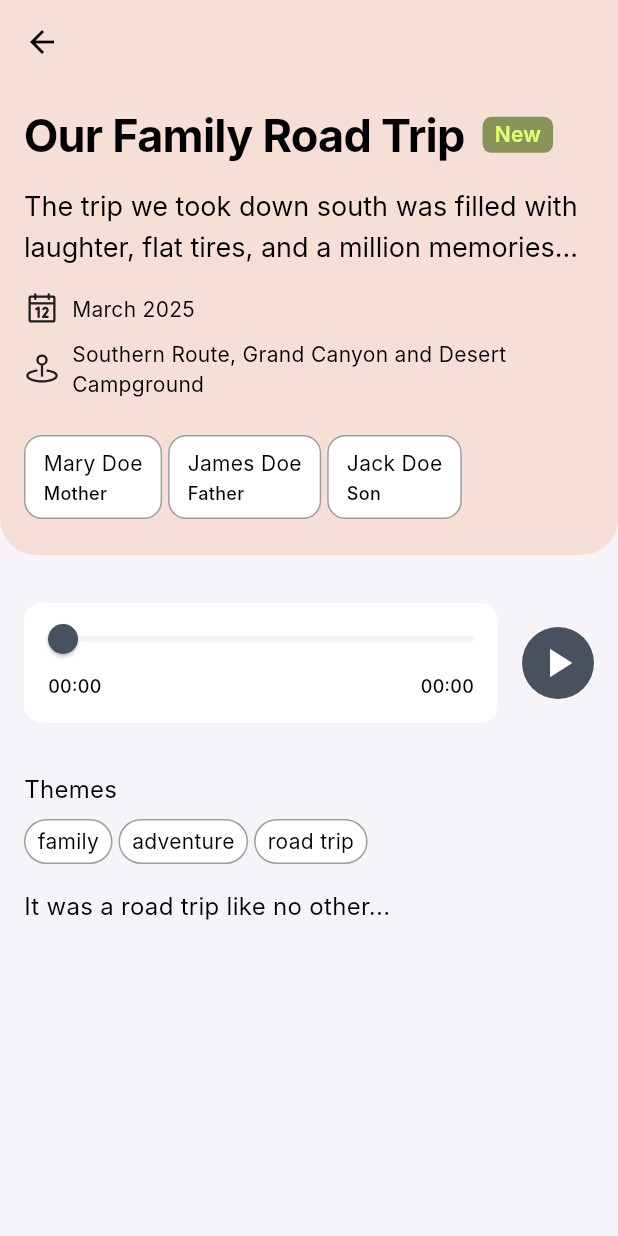
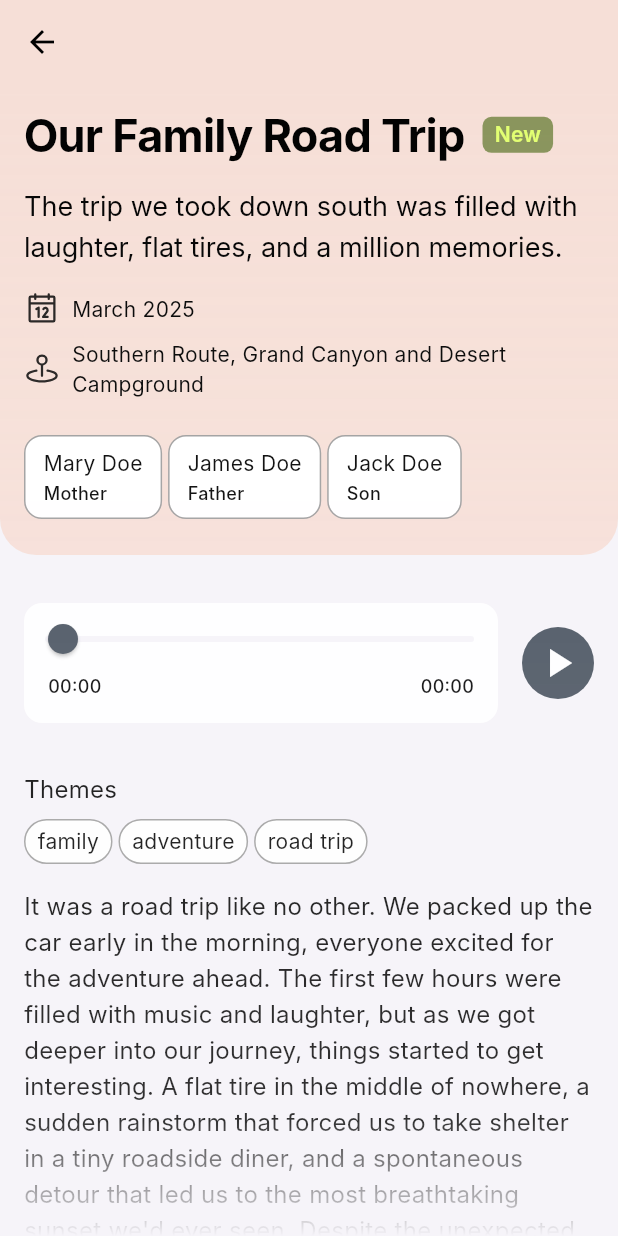
Before and after one commit to LukPle/story_cube_app, a Flutter app: the screen it shows after launch, after a tap on "Our Family Road Trip", on a phone screen of 412 x 824 dp. Run offline on Flutter 3.47's test engine with Material 3 defaults, Android fonts, the light colour scheme and no system bars; our stand-ins replace just_audio, phosphor_flutter; Roboto replaces fonts that are missing (Inter).

Commit message:
Added list fading shader

```diff
--- a/lib/models/example_data.dart
+++ b/lib/models/example_data.dart
@@ -4,11 +4,11 @@ import 'package:story_cube_app/models/memory_model.dart';
 final List<MemoryModel> memoryData = [
   MemoryModel(
     dateTime: DateTime.now(),
-    createdAt: DateTime.now().subtract(const Duration(hours: 2)), // Recent entry
+    createdAt: DateTime.now().subtract(const Duration(hours: 2)),
     title: "The Day I Met Your Grandfather",
     subtitle: "A love story",
     summary: "Your grandmother tells this story about the day she met your grandfather at a local fair. She says he was the most handsome man in the crowd!",
-    text: "It was a warm summer afternoon when your grandmother first saw your grandfather...",
+    text: "It was a warm summer afternoon when your grandmother first saw your grandfather. She was at the local fair with her friends, enjoying the rides and the smell of fresh popcorn in the air. As she turned the corner near the carousel, she noticed a young man laughing with his friends. Their eyes met, and for a brief moment, time seemed to stand still. She would later tell you that she just knew in that moment—he was the one. They spent the entire evening talking, sharing stories, and enjoying the fair together. And that was the beginning of a love story that would last a lifetime.",
     locations: ['Local Fair', 'Town Square'],
     tags: ['love', 'first meeting', 'family'],
     persons: [
@@ -21,8 +21,8 @@ final List<MemoryModel> memoryData = [
     createdAt: DateTime.now().subtract(const Duration(days: 2)),
     title: "Our Family Road Trip",
     subtitle: "An unforgettable adventure",
-    summary: "The trip we took down south was filled with laughter, flat tires, and a million memories...",
-    text: "It was a road trip like no other...",
+    summary: "The trip we took down south was filled with laughter, flat tires, and a million memories.",
+    text: "It was a road trip like no other. We packed up the car early in the morning, everyone excited for the adventure ahead. The first few hours were filled with music and laughter, but as we got deeper into our journey, things started to get interesting. A flat tire in the middle of nowhere, a sudden rainstorm that forced us to take shelter in a tiny roadside diner, and a spontaneous detour that led us to the most breathtaking sunset we'd ever seen. Despite the unexpected turns, it was these moments that made the trip unforgettable.",
     locations: ['Southern Route', 'Grand Canyon', 'Desert Campground'],
     tags: ['family', 'adventure', 'road trip'],
     persons: [
@@ -36,8 +36,8 @@ final List<MemoryModel> memoryData = [
     createdAt: DateTime.now().subtract(const Duration(days: 20)),
     title: "The Christmas We Will Never Forget",
     subtitle: "A Christmas miracle",
-    summary: "That year, we had snow in the middle of a warm winter! Your Uncle Charlie had to shovel the walkway...",
-    text: "It was a Christmas miracle...",
+    summary: "That year, we had snow in the middle of a warm winter! Your Uncle Charlie had to shovel the walkway.",
+    text: "It was a Christmas miracle. The weather forecast had predicted another dry, mild winter, but when we woke up that morning, the entire neighborhood was covered in a thick layer of snow. Uncle Charlie, bundled up in three layers, grabbed the shovel and started clearing a path while we all watched from the window, sipping hot cocoa. That evening, we built a snowman, had a snowball fight, and shared one of the most magical Christmas nights ever. It was a holiday we would talk about for years to come.",
     locations: ['Home', 'Living Room'],
     tags: ['Christmas', 'family', 'snow'],
     persons: [
@@ -51,8 +51,8 @@ final List<MemoryModel> memoryData = [
     createdAt: DateTime.now().subtract(const Duration(days: 30)),
     title: "The Summer Picnic Disaster",
     subtitle: "A lesson in preparation",
-    summary: "We decided to go on a picnic, but no one thought to pack the sunscreen!...",
-    text: "It started as a perfect day for a picnic...",
+    summary: "We decided to go on a picnic, but no one thought to pack the sunscreen!",
+    text: "It started as a perfect day for a picnic. The sun was shining, the food was packed, and everyone was in high spirits. But as the afternoon wore on, we realized something—we had forgotten sunscreen. By the time we finished eating, half of us were already sunburnt. Then, to make matters worse, a gust of wind knocked over our picnic blanket, sending sandwiches flying. Despite the minor disasters, we laughed the entire way home. It was a day full of mishaps, but also one of our most memorable summer outings.",
     locations: ['Riverbank', 'Park'],
     tags: ['picnic', 'family', 'adventure'],
     persons: [
@@ -65,8 +65,8 @@ final List<MemoryModel> memoryData = [
     createdAt: DateTime.now().subtract(const Duration(days: 180)),
     title: "The Wedding Day",
     subtitle: "A special day",
-    summary: "Grandma always says she’s never seen anything more beautiful than the day she married Grandpa...",
-    text: "The day Grandma married Grandpa was the most beautiful day...",
+    summary: "Grandma always says she’s never seen anything more beautiful than the day she married Grandpa.",
+    text: "The day Grandma married Grandpa was the most beautiful day of her life. The church was filled with friends and family, and when she walked down the aisle, she felt like the luckiest woman in the world. Grandpa stood at the altar, tears in his eyes, knowing he was about to spend the rest of his life with the love of his life. The reception was filled with laughter, dancing, and stories that would be told for generations. It was a day of love, joy, and the beginning of a lifelong journey together.",
     locations: ['Church', 'Reception Hall'],
     tags: ['wedding', 'love', 'family'],
     persons: [
@@ -79,8 +79,8 @@ final List<MemoryModel> memoryData = [
     createdAt: DateTime.now().subtract(const Duration(days: 190)),
     title: "The Day I Bought My First Car",
     subtitle: "The freedom of the open road",
-    summary: "I saved up for months to buy my first car. It wasn’t much, but it was mine!...",
-    text: "It wasn’t much, but it was mine...",
+    summary: "I saved up for months to buy my first car. It wasn’t much, but it was mine!",
+    text: "It wasn’t much, but it was mine. After months of saving every penny, I finally had enough to buy my first car. It was an old, slightly rusty sedan, but to me, it was freedom. I remember driving it home, windows down, music blasting, feeling on top of the world. That car took me on road trips, late-night drives, and countless adventures. It was more than just a car—it was the beginning of independence.",
     locations: ['Car Dealership', 'Town'],
     tags: ['independence', 'first car', 'adventure'],
     persons: [
@@ -92,8 +92,8 @@ final List<MemoryModel> memoryData = [
     createdAt: DateTime.now().subtract(const Duration(days: 260)),
     title: "Our Family's First House",
     subtitle: "Building memories together",
-    summary: "The first house we bought as a family was so small, but we turned it into a home...",
-    text: "When we bought our first house as a family, it was small, but it was ours...",
+    summary: "The first house we bought as a family was so small, but we turned it into a home.",
+    text: "When we bought our first house as a family, it was small, but it was ours. We spent weekends painting the walls, decorating every corner, and making it feel like home. The living room became the heart of our family—game nights, movie marathons, and long conversations happened there. It may not have been the biggest or the fanciest house, but it was filled with love, and that made it perfect.",
     locations: ['New Home'],
     tags: ['family', 'home', 'first house'],
     persons: [
--- a/lib/ui/pages/memory_details_page.dart
+++ b/lib/ui/pages/memory_details_page.dart
@@ -5,6 +5,7 @@ import 'package:story_cube_app/constants/radius_sizes.dart';
 import 'package:story_cube_app/constants/text_styles.dart';
 import 'package:story_cube_app/models/memory_model.dart';
 import 'package:story_cube_app/ui/widgets/audio_player_section.dart';
+import 'package:story_cube_app/ui/widgets/list_fading_shader.dart';
 import 'package:story_cube_app/ui/widgets/person_card.dart';
 
 import '../../constants/colors.dart';
@@ -30,6 +31,8 @@ class MemoryDetailsPage extends StatelessWidget {
             : AppColors.secondaryColorDark,
       ),
       body: SafeArea(
+        child: ListFadingShader(
+          direction: FadingDirection.bottom,
           child: SingleChildScrollView(
             child: Column(
               children: [
@@ -146,6 +149,7 @@ class MemoryDetailsPage extends StatelessWidget {
             ),
           ),
         ),
+      ),
     );
   }
 }
--- /dev/null
+++ b/lib/ui/widgets/list_fading_shader.dart
@@ -0,0 +1,89 @@
+import 'package:flutter/material.dart';
+import '../../constants/colors.dart';
+
+enum FadingDirection {
+  top,
+  bottom,
+  both,
+}
+
+class ListFadingShader extends StatelessWidget {
+  const ListFadingShader({
+    super.key,
+    this.color,
+    required this.child,
+    this.direction = FadingDirection.both,
+  });
+
+  final Color? color;
+  final Widget child;
+  final FadingDirection direction;
+
+  @override
+  Widget build(BuildContext context) {
+    final defaultColor =
+        Theme.of(context).brightness == Brightness.light ? AppColors.lightBackground : AppColors.darkBackground;
+    final gradientColor = color ?? defaultColor;
+
+    List<Color> colors;
+    List<double> stops;
+
+    switch (direction) {
+      case FadingDirection.top:
+        colors = [
+          gradientColor,
+          gradientColor.withOpacity(0.8),
+          gradientColor.withOpacity(0.6),
+          gradientColor.withOpacity(0.4),
+          gradientColor.withOpacity(0.2),
+          Colors.transparent,
+        ];
+        stops = [0.0, 0.01, 0.05, 0.08, 0.12, 1.0];
+        break;
+
+      case FadingDirection.bottom:
+        colors = [
+          Colors.transparent,
+          gradientColor.withOpacity(0.2),
+          gradientColor.withOpacity(0.4),
+          gradientColor.withOpacity(0.6),
+          gradientColor.withOpacity(0.8),
+          gradientColor,
+        ];
+        stops = [0.0, 0.9, 0.92, 0.95, 0.98, 1.0];
+        break;
+
+      case FadingDirection.both:
+      default:
+        colors = [
+          gradientColor,
+          gradientColor.withOpacity(0.8),
+          gradientColor.withOpacity(0.6),
+          gradientColor.withOpacity(0.4),
+          gradientColor.withOpacity(0.2),
+          Colors.transparent,
+          Colors.transparent,
+          gradientColor.withOpacity(0.2),
+          gradientColor.withOpacity(0.4),
+          gradientColor.withOpacity(0.6),
+          gradientColor.withOpacity(0.8),
+          gradientColor,
+        ];
+        stops = [0.0, 0.01, 0.05, 0.08, 0.12, 0.45, 0.55, 0.9, 0.92, 0.95, 0.98, 1.0];
+        break;
+    }
+
+    return ShaderMask(
+      shaderCallback: (Rect rect) {
+        return LinearGradient(
+          begin: Alignment.topCenter,
+          end: Alignment.bottomCenter,
+          colors: colors,
+          stops: stops,
+        ).createShader(rect);
+      },
+      blendMode: BlendMode.dstOut,
+      child: child,
+    );
+  }
+}
```
Lines whose indentation alone changed are shown as unchanged.
